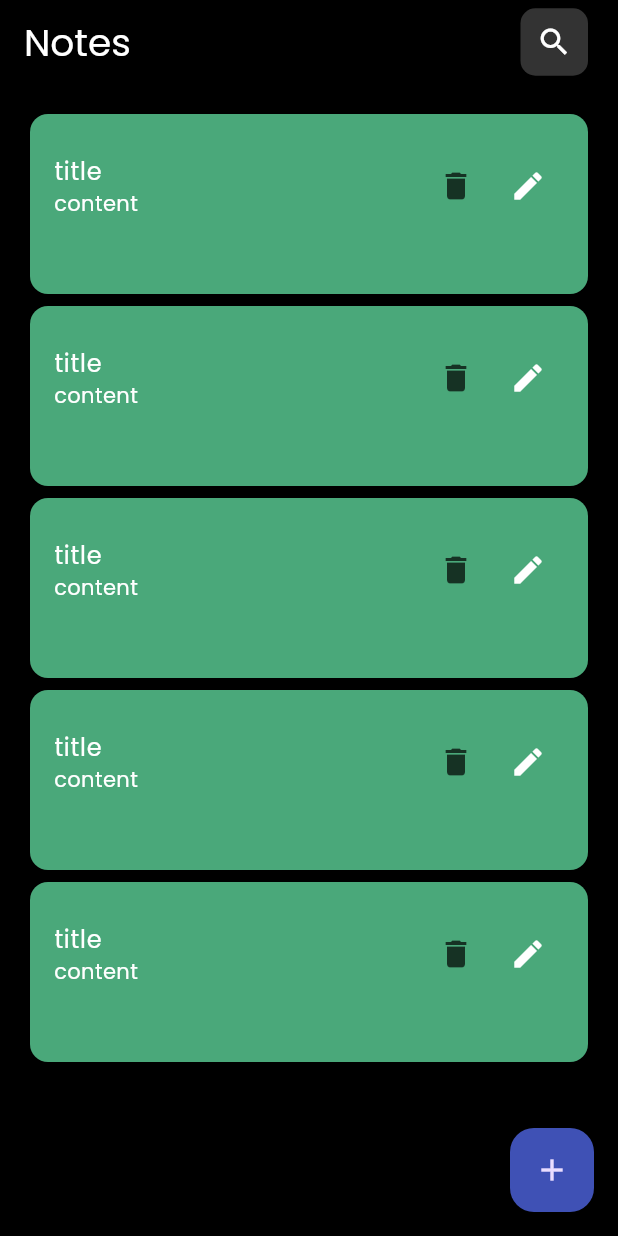
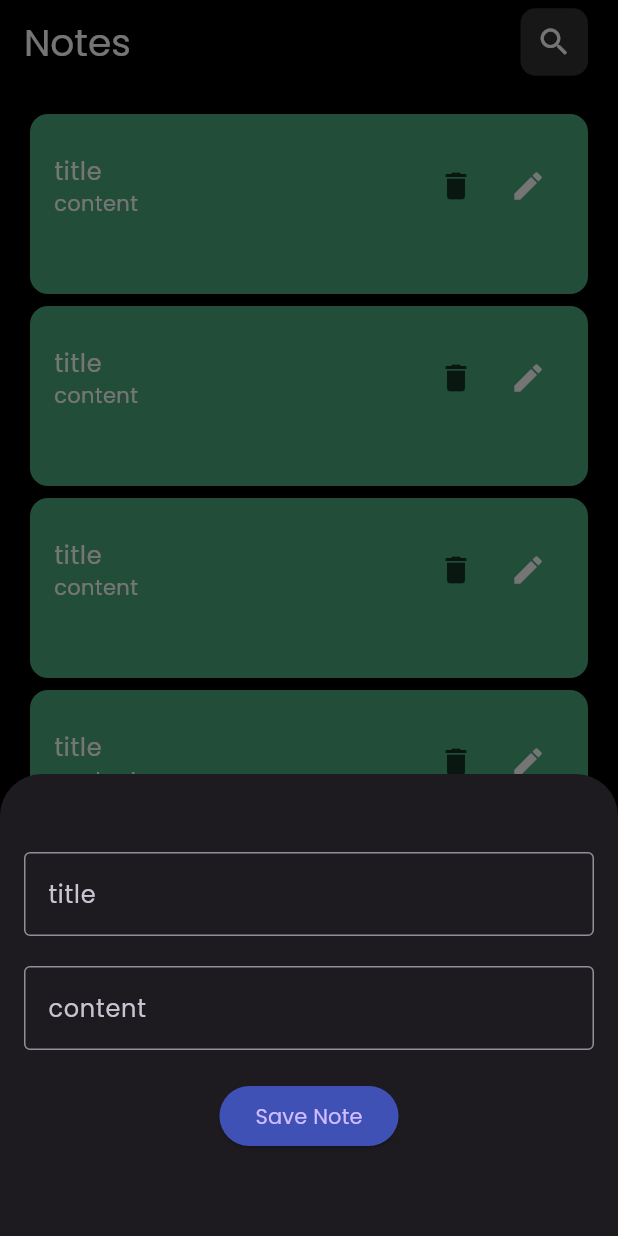
Before and after one commit to mailaymanis/notes-app, a Flutter app: the screen it shows after launch, after a tap on the "add" icon, on a phone screen of 412 x 824 dp. Run offline on Flutter 3.47's test engine with Material 3 defaults, Android fonts, the phone set to English and light mode, and no system bars.

Commit message:
create custom widgets

```diff
--- /dev/null
+++ b/lib/widgets/custom_button.dart
@@ -0,0 +1,16 @@
+import 'package:flutter/material.dart';
+
+class CustomButton extends StatelessWidget {
+  const CustomButton({super.key, required this.onPressed, required this.text});
+  final void Function()? onPressed;
+  final String text;
+
+  @override
+  Widget build(BuildContext context) {
+    return ElevatedButton(
+      style: ElevatedButton.styleFrom(backgroundColor: Colors.indigo),
+      onPressed: onPressed,
+      child: Text(text),
+    );
+  }
+}
--- a/lib/widgets/custom_floating_button.dart
+++ b/lib/widgets/custom_floating_button.dart
@@ -1,14 +1,73 @@
 import 'package:flutter/material.dart';
+import 'package:notes_app/widgets/custom_button.dart';
+import 'package:notes_app/widgets/custom_text_field.dart';
 
-class CustomFloatingButton extends StatelessWidget {
+class CustomFloatingButton extends StatefulWidget {
   const CustomFloatingButton({super.key});
+
+  @override
+  State<CustomFloatingButton> createState() => _CustomFloatingButtonState();
+}
+
+class _CustomFloatingButtonState extends State<CustomFloatingButton> {
+  final TextEditingController titleController = TextEditingController();
+  final TextEditingController contentController = TextEditingController();
+  @override
+  void dispose() {
+    titleController.dispose();
+    contentController.dispose();
+    super.dispose();
+  }
 
   @override
   Widget build(BuildContext context) {
     return FloatingActionButton(
       elevation: 0,
       backgroundColor: Colors.indigo,
-      onPressed: () {},
+      onPressed: () {
+        showModalBottomSheet(
+          context: context,
+          builder:
+              (context) => Padding(
+                padding: const EdgeInsets.symmetric(
+                  vertical: 16,
+                  horizontal: 16,
+                ),
+                child: SingleChildScrollView(
+                  child: Column(
+                    spacing: 20,
+                    children: [
+                      SizedBox(height: 16),
+                      CustomTextField(
+                        hintText: "Title",
+                        label: "title",
+                        controller: titleController,
+                        validator: (value) {
+                          if (value == null || value.isEmpty) {
+                            return 'Title is required';
+                          }
+                          return null;
+                        },
+                      ),
+                      CustomTextField(
+                        hintText: "Content",
+                        label: "content",
+                        controller: contentController,
+                        validator: (value) {
+                          if (value == null || value.isEmpty) {
+                            return 'Content is required';
+                          }
+                          return null;
+                        },
+                      ),
+                      CustomButton(onPressed: () {}, text: "Save Note"),
+                      SizedBox(height: 20),
+                    ],
+                  ),
+                ),
+              ),
+        );
+      },
       child: Icon(Icons.add),
     );
   }
--- /dev/null
+++ b/lib/widgets/custom_text_field.dart
@@ -0,0 +1,29 @@
+import 'package:flutter/material.dart';
+
+class CustomTextField extends StatelessWidget {
+  const CustomTextField({
+    super.key,
+    required this.hintText,
+    required this.label,
+    required this.controller,
+    required this.validator,
+  });
+
+  final String hintText;
+  final String label;
+  final TextEditingController? controller;
+  final String? Function(String?)? validator;
+
+  @override
+  Widget build(BuildContext context) {
+    return TextFormField(
+      controller: controller,
+      validator: validator,
+      decoration: InputDecoration(
+        border: OutlineInputBorder(),
+        label: Text(label),
+        hintText: hintText,
+      ),
+    );
+  }
+}
```
